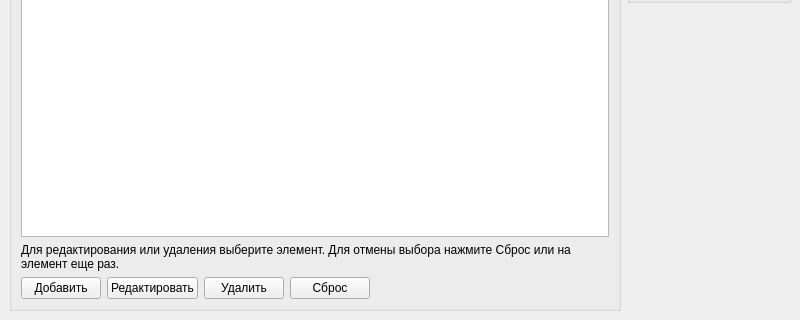
First picture: the form in Multithreading_test/mainwindow.ui, repository lukinalexeyg/Multithreading-test, before the edit; both pictures show x 0 to 800 and y 280 to 600 of the 800 by 600 pixel window.
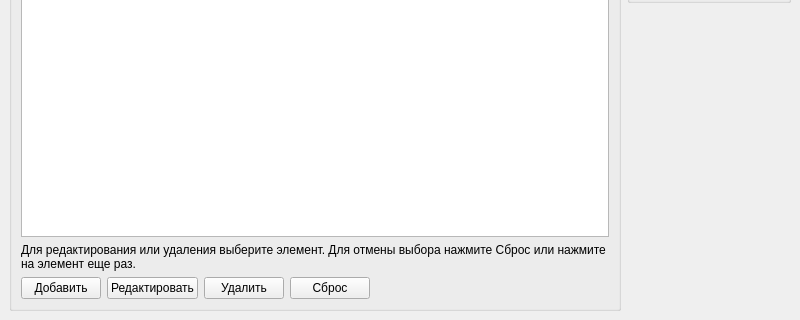
Second picture: the form after the edit.

```diff
--- a/Multithreading_test/mainwindow.ui
+++ b/Multithreading_test/mainwindow.ui
@@ -72,7 +72,7 @@
        <item row="1" column="0">
         <widget class="QLabel" name="label_3">
          <property name="text">
-          <string>Для редактирования или удаления выберите элемент. Для отмены выбора нажмите Сброс или на элемент еще раз.</string>
+          <string>Для редактирования или удаления выберите элемент. Для отмены выбора нажмите Сброс или нажмите на элемент еще раз.</string>
          </property>
          <property name="wordWrap">
           <bool>true</bool>
```
